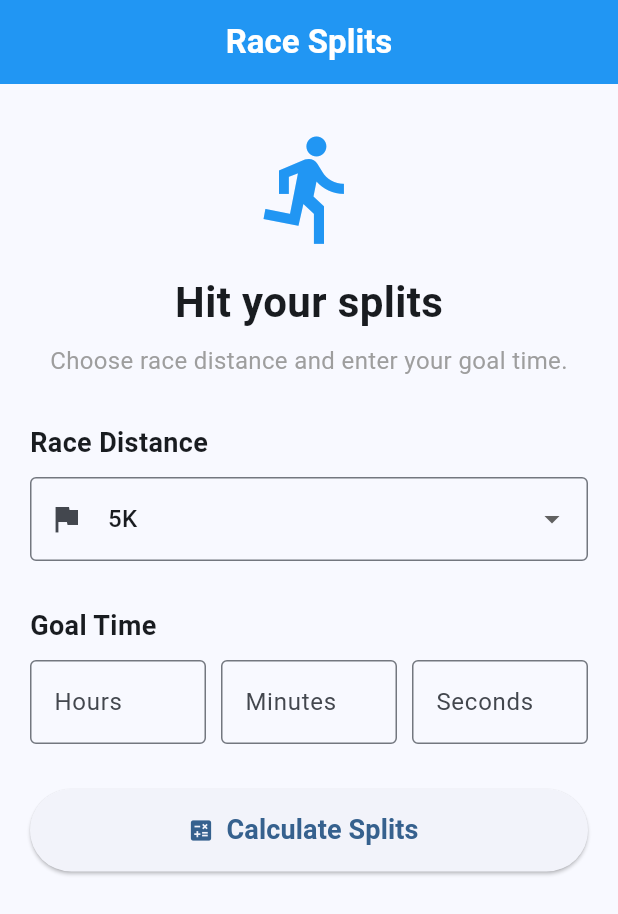
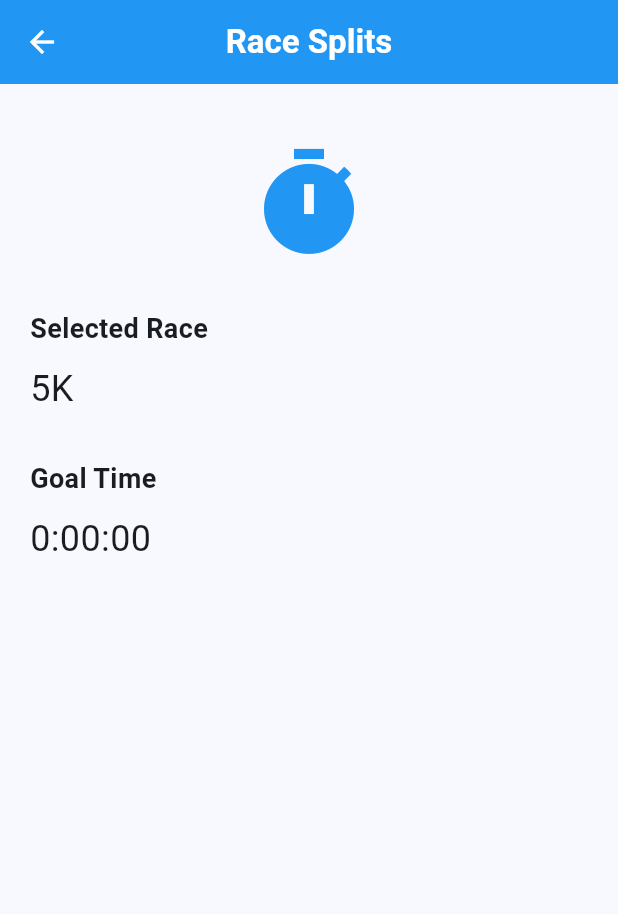
Before and after one commit to Rapidbull/mobile-computing-fall26, a Flutter app: the screen it shows after launch, after a tap on "Calculate Splits", on a phone screen of 412 x 824 dp. Shown: the top 914 px of the screen. Run offline on Flutter 3.47's test engine with Material 3 defaults, Android fonts, the phone set to English and light mode, and no system bars; our stand-ins replace shared_preferences.

Commit message:
Update Race Splits navigation

```diff
--- a/myApp_Split_Tracker/split_tracker/lib/main.dart
+++ b/myApp_Split_Tracker/split_tracker/lib/main.dart
@@ -165,9 +165,17 @@ class _HomeScreenState extends State<HomeScreen> {
 
               child: ElevatedButton.icon(
                 onPressed: () {
-                  String hours = hoursController.text;
-                  String minutes = minutesController.text;
-                  String seconds = secondsController.text;
+                  Navigator.push(
+                    context,
+                    MaterialPageRoute(
+                      builder: (context) => ResultsScreen(
+                        distance: selectedDistance,
+                        hours: hoursController.text,
+                        minutes: minutesController.text,
+                        seconds: secondsController.text,
+                      ),
+                    ),
+                  );
                 },
 
                 icon: const Icon(Icons.calculate),
@@ -199,3 +207,77 @@ class _HomeScreenState extends State<HomeScreen> {
     );
   }
 }
+
+class ResultsScreen extends StatelessWidget {
+  final String distance;
+  final String hours;
+  final String minutes;
+  final String seconds;
+
+  const ResultsScreen({
+    super.key,
+    required this.distance,
+    required this.hours,
+    required this.minutes,
+    required this.seconds,
+  });
+
+  @override
+  Widget build(BuildContext context) {
+    return Scaffold(
+      appBar: AppBar(
+        title: const Text(
+          'Race Splits',
+          style: TextStyle(fontWeight: FontWeight.bold),
+        ),
+        centerTitle: true,
+        backgroundColor: Colors.blue,
+        foregroundColor: Colors.white,
+      ),
+
+      body: Padding(
+        padding: const EdgeInsets.all(20),
+
+        child: Column(
+          crossAxisAlignment: CrossAxisAlignment.start,
+          children: [
+            const SizedBox(height: 20),
+
+            const Center(
+              child: Icon(Icons.timer, size: 80, color: Colors.blue),
+            ),
+
+            const SizedBox(height: 30),
+
+            const Text(
+              'Selected Race',
+              style: TextStyle(fontSize: 18, fontWeight: FontWeight.bold),
+            ),
+
+            const SizedBox(height: 10),
+
+            Text(distance, style: const TextStyle(fontSize: 24)),
+
+            const SizedBox(height: 30),
+
+            const Text(
+              'Goal Time',
+              style: TextStyle(fontSize: 18, fontWeight: FontWeight.bold),
+            ),
+
+            const SizedBox(height: 10),
+
+            Text(
+              '${hours.isEmpty ? '0' : hours}:'
+              '${minutes.isEmpty ? '00' : minutes}:'
+              '${seconds.isEmpty ? '00' : seconds}',
+              style: const TextStyle(fontSize: 24),
+            ),
+
+            const SizedBox(height: 30),
+          ],
+        ),
+      ),
+    );
+  }
+}
```
